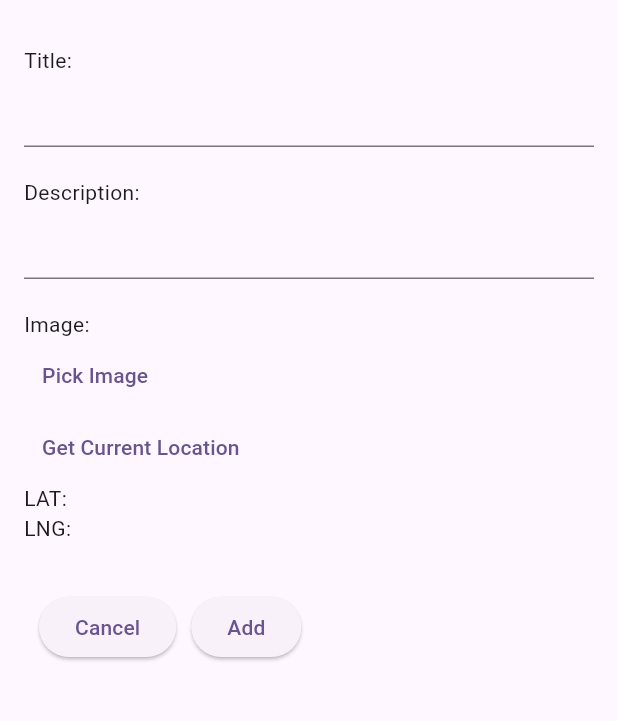
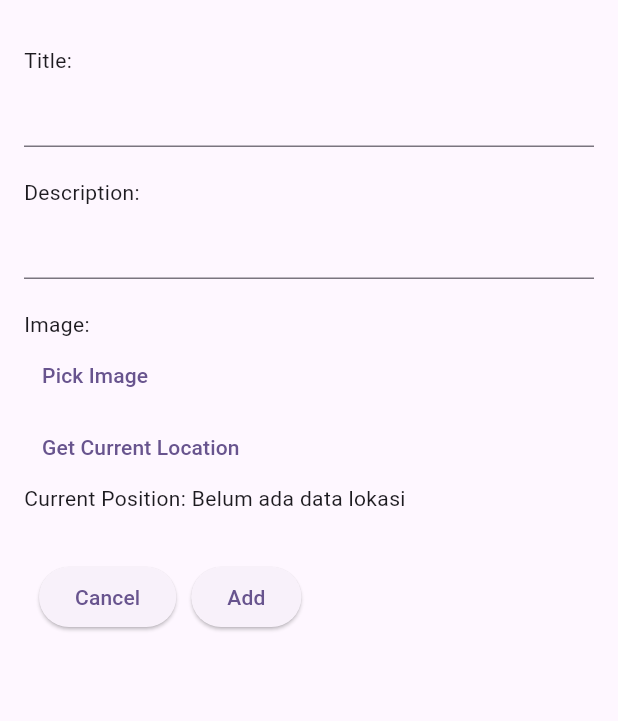
Before and after one commit to Flutter-1/notes, a Flutter app: the NoteEditScreen screen opened directly, on a phone screen of 412 x 824 dp, the part 63-784 px from its top. Run offline on Flutter 3.47's test engine with Material 3 defaults, Android fonts, the light colour scheme and no system bars; our stand-ins replace cached_network_image, cloud_firestore, firebase_core, firebase_storage, geolocator, image_picker; accounts and stored records are empty; generated files the repository leaves out were written again.

Commit message:
Fix image picker for web

```diff
--- a/lib/screens/note_edit_screen.dart
+++ b/lib/screens/note_edit_screen.dart
@@ -1,5 +1,6 @@
 import 'dart:io';
-
+import 'package:cached_network_image/cached_network_image.dart';
+import 'package:flutter/foundation.dart';
 import 'package:flutter/material.dart';
 import 'package:geolocator/geolocator.dart';
 import 'package:image_picker/image_picker.dart';
@@ -19,7 +20,9 @@ class NoteEditScreen extends StatefulWidget {
 class _NoteEditScreenState extends State<NoteEditScreen> {
   final TextEditingController _titleController = TextEditingController();
   final TextEditingController _descriptionController = TextEditingController();
-  File? _imageFile;
+  double? _latitude;
+  double? _longitude;
+  XFile? _imageFile;
   Position? _currentPosition;
 
   @override
@@ -28,15 +31,18 @@ class _NoteEditScreenState extends State<NoteEditScreen> {
     if (widget.note != null) {
       _titleController.text = widget.note!.title;
       _descriptionController.text = widget.note!.description;
+      _latitude = widget.note?.latitude;
+      _longitude = widget.note?.longitude;
     }
   }
 
   Future<void> _pickImage() async {
     final pickedFile =
         await ImagePicker().pickImage(source: ImageSource.gallery);
+
     if (pickedFile != null) {
       setState(() {
-        _imageFile = File(pickedFile.path);
+        _imageFile = pickedFile;
       });
     }
   }
@@ -45,6 +51,8 @@ class _NoteEditScreenState extends State<NoteEditScreen> {
     final currentPosition = await LocationService.getCurrentPosition();
     setState(() {
       _currentPosition = currentPosition;
+      _latitude = currentPosition?.latitude;
+      _longitude = currentPosition?.longitude;
     });
   }
 
@@ -83,14 +91,36 @@ class _NoteEditScreenState extends State<NoteEditScreen> {
               _imageFile != null
                   ? AspectRatio(
                       aspectRatio: 16 / 9,
-                      child: Image.file(_imageFile!, fit: BoxFit.cover),
+                      child: kIsWeb
+                          ? CachedNetworkImage(
+                              imageUrl: _imageFile!.path,
+                              fit: BoxFit.cover,
+                              placeholder: (context, url) => const Center(
+                                child: CircularProgressIndicator(),
+                              ),
+                              errorWidget: (context, url, error) =>
+                                  const Center(
+                                child: Icon(Icons.error),
+                              ),
+                            )
+                          : Image.file(File(_imageFile!.path),
+                              fit: BoxFit.cover,),
                     )
                   : (widget.note?.imageUrl != null &&
                           Uri.parse(widget.note!.imageUrl!).isAbsolute
                       ? AspectRatio(
                           aspectRatio: 16 / 9,
-                          child: Image.network(widget.note!.imageUrl!,
-                              fit: BoxFit.cover))
+                          child: CachedNetworkImage(
+                            imageUrl: widget.note!.imageUrl!,
+                            fit: BoxFit.cover,
+                            placeholder: (context, url) => const Center(
+                              child: CircularProgressIndicator(),
+                            ),
+                            errorWidget: (context, url, error) => const Center(
+                              child: Icon(Icons.error),
+                            ),
+                          ),
+                        )
                       : Container()),
               TextButton(
                 onPressed: _pickImage,
@@ -100,8 +130,10 @@ class _NoteEditScreenState extends State<NoteEditScreen> {
                 onPressed: _pickLocation,
                 child: const Text('Get Current Location'),
               ),
-              Text('LAT: ${_currentPosition?.latitude ?? ""}'),
-              Text('LNG: ${_currentPosition?.longitude ?? ""}'),
+              Text(
+                'Current Position: ${_latitude != null && _longitude != null ? '$_latitude, $_longitude' : 'Belum ada data lokasi'}',
+                textAlign: TextAlign.start,
+              ),
               const SizedBox(
                 height: 32.0,
               ),
@@ -129,8 +161,8 @@ class _NoteEditScreenState extends State<NoteEditScreen> {
                         title: _titleController.text,
                         description: _descriptionController.text,
                         imageUrl: imageUrl,
-                        latitude: _currentPosition?.latitude,
-                        longitude: _currentPosition?.longitude,
+                        latitude: _latitude,
+                        longitude: _longitude,
                         createdAt: widget.note?.createdAt,
                       );
 
--- a/lib/services/note_service.dart
+++ b/lib/services/note_service.dart
@@ -2,6 +2,7 @@ import 'dart:io';
 import 'package:cloud_firestore/cloud_firestore.dart';
 import 'package:firebase_storage/firebase_storage.dart';
 import 'package:flutter/foundation.dart';
+import 'package:image_picker/image_picker.dart';
 import 'package:notes/models/note.dart';
 import 'package:path/path.dart' as path;
 
@@ -11,7 +12,7 @@ class NoteService {
       _database.collection('notes');
   static final FirebaseStorage _storage = FirebaseStorage.instance;
 
-  static Future<String?> uploadImage(File imageFile) async {
+  static Future<String?> uploadImage(XFile imageFile) async {
     try {
       String fileName = path.basename(imageFile.path);
       Reference ref = _storage.ref().child('images/$fileName');
@@ -20,7 +21,7 @@ class NoteService {
       if (kIsWeb) {
         uploadTask = ref.putData(await imageFile.readAsBytes());
       } else {
-        uploadTask = ref.putFile(imageFile);
+        uploadTask = ref.putFile(File(imageFile.path));
       }
 
       TaskSnapshot taskSnapshot = await uploadTask;
--- a/pubspec.yaml
+++ b/pubspec.yaml
@@ -42,6 +42,7 @@ dependencies:
   image_picker: ^1.1.1
   geolocator: ^11.1.0
   url_launcher: ^6.2.6
+  cached_network_image: ^3.3.1
 
 dev_dependencies:
   flutter_test:
```
Also changed, not shown: lib/screens/note_list_screen.dart (+9 -3 lines), lib/widgets/note_dialog.dart (+4 -4 lines), pubspec.lock, 2 other files.
